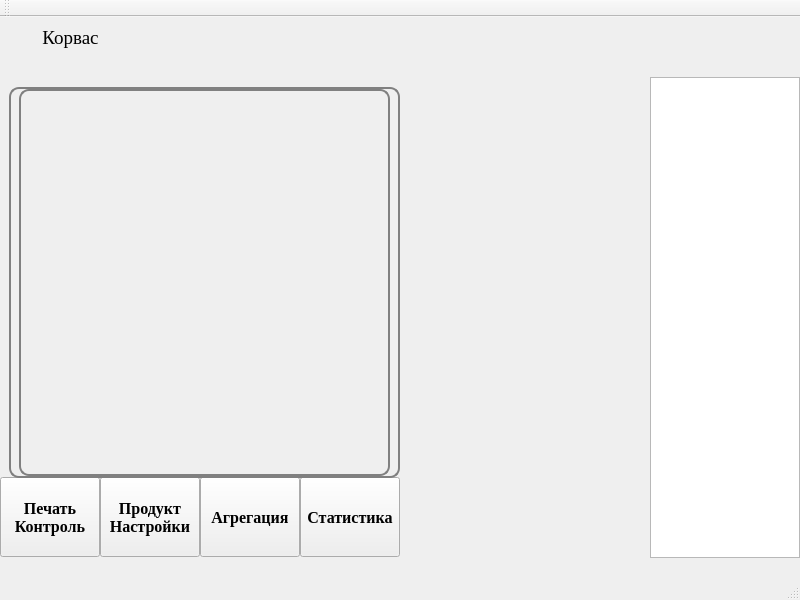
This is mainwindow.ui in andreyshmelev/drug_marking as Qt 5 draws it before an edit. The edited form follows.
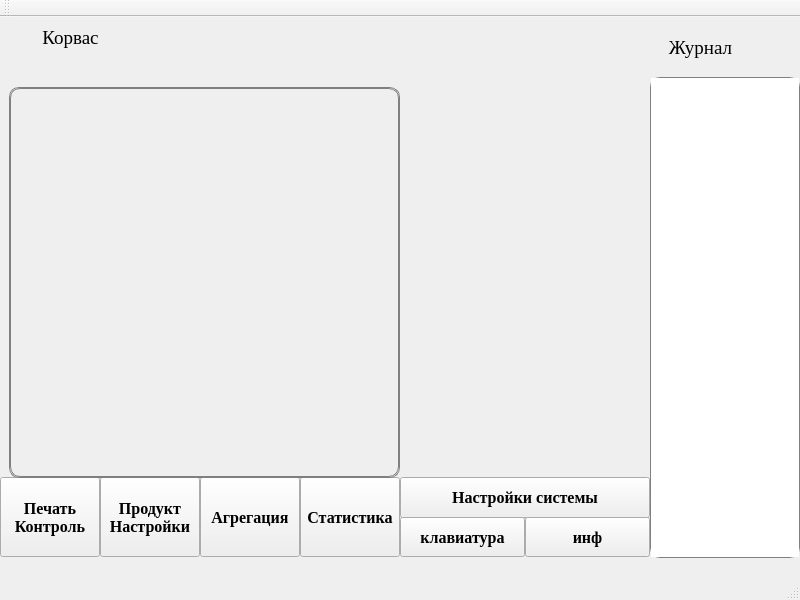
This is the edited form.

```diff
--- a/mainwindow.ui
+++ b/mainwindow.ui
@@ -57,6 +57,10 @@
       <height>481</height>
      </rect>
     </property>
+    <property name="styleSheet">
+     <string notr="true">border: 1px solid gray;
+border-radius: 10px;</string>
+    </property>
    </widget>
    <widget class="QPushButton" name="printControlButton">
     <property name="geometry">
@@ -157,13 +161,97 @@
      </rect>
     </property>
     <property name="styleSheet">
-     <string notr="true">border: 2px solid gray;
-border-radius: 10px;
-padding: 0 8px;</string>
+     <string notr="true">border: 1px solid gray;
+border-radius: 10px;</string>
     </property>
     <widget class="QWidget" name="page"/>
     <widget class="QWidget" name="page_2"/>
    </widget>
+   <widget class="QLabel" name="journalLabel">
+    <property name="geometry">
+     <rect>
+      <x>650</x>
+      <y>0</y>
+      <width>101</width>
+      <height>61</height>
+     </rect>
+    </property>
+    <property name="font">
+     <font>
+      <family>Times New Roman</family>
+      <pointsize>14</pointsize>
+     </font>
+    </property>
+    <property name="text">
+     <string>Журнал</string>
+    </property>
+    <property name="alignment">
+     <set>Qt::AlignCenter</set>
+    </property>
+   </widget>
+   <widget class="QPushButton" name="optionsButton">
+    <property name="geometry">
+     <rect>
+      <x>400</x>
+      <y>460</y>
+      <width>250</width>
+      <height>41</height>
+     </rect>
+    </property>
+    <property name="font">
+     <font>
+      <family>Times New Roman</family>
+      <pointsize>12</pointsize>
+      <weight>75</weight>
+      <bold>true</bold>
+     </font>
+    </property>
+    <property name="text">
+     <string>Настройки системы</string>
+    </property>
+   </widget>
+   <widget class="QPushButton" name="keyboardButton">
+    <property name="geometry">
+     <rect>
+      <x>400</x>
+      <y>500</y>
+      <width>125</width>
+      <height>40</height>
+     </rect>
+    </property>
+    <property name="font">
+     <font>
+      <family>Times New Roman</family>
+      <pointsize>12</pointsize>
+      <weight>75</weight>
+      <bold>true</bold>
+     </font>
+    </property>
+    <property name="text">
+     <string>клавиатура</string>
+    </property>
+   </widget>
+   <widget class="QPushButton" name="infoButton">
+    <property name="geometry">
+     <rect>
+      <x>525</x>
+      <y>500</y>
+      <width>125</width>
+      <height>40</height>
+     </rect>
+    </property>
+    <property name="font">
+     <font>
+      <family>Times New Roman</family>
+      <pointsize>12</pointsize>
+      <weight>75</weight>
+      <bold>true</bold>
+     </font>
+    </property>
+    <property name="text">
+     <string>инф</string>
+    </property>
+   </widget>
   </widget>
   <widget class="QMenuBar" name="menuBar">
    <property name="geometry">
```
